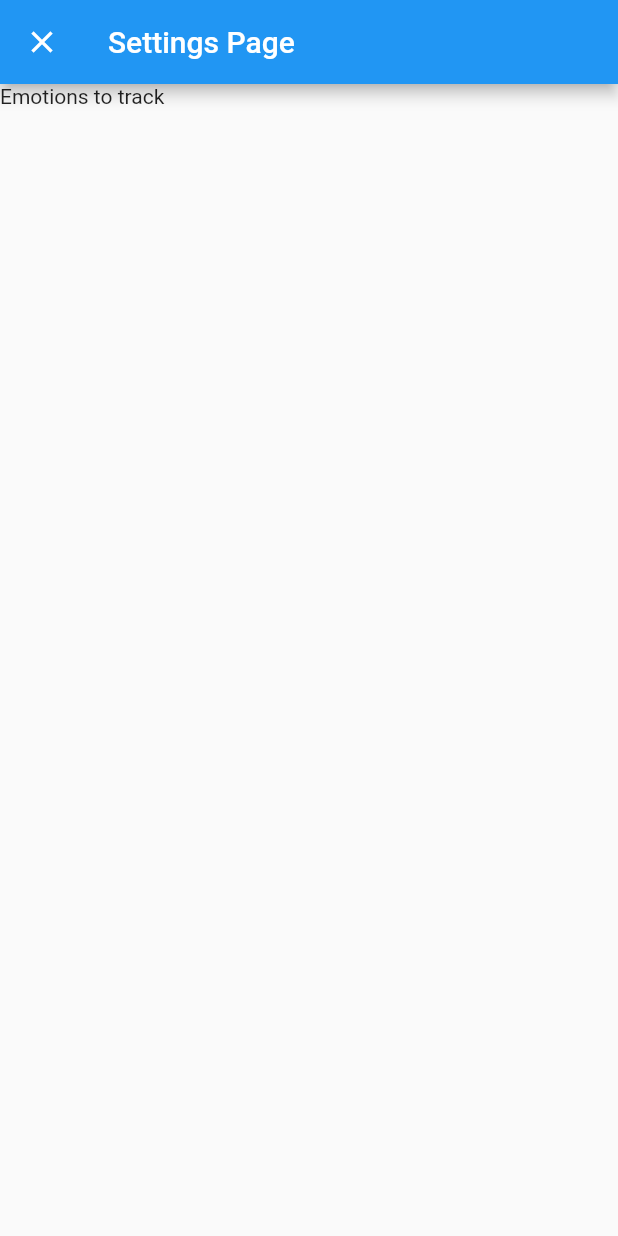
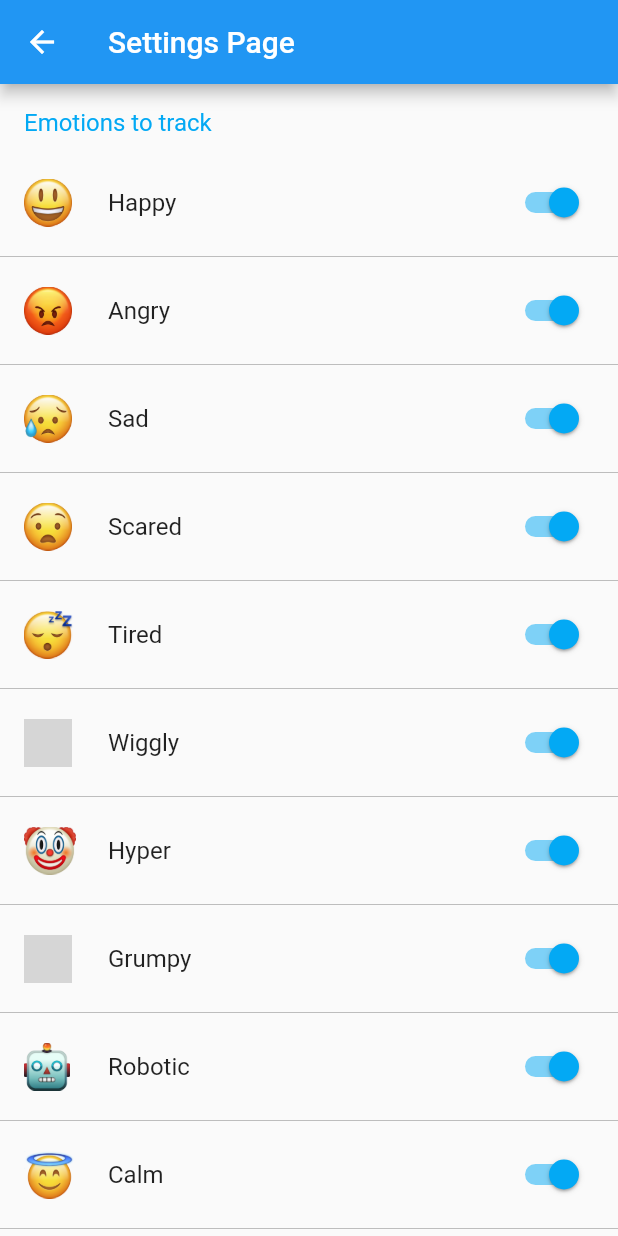
Before and after one commit to aawhitfield/mood_app, a Flutter app: the SettingsPage screen opened directly, on a phone screen of 412 x 824 dp. Run offline on Flutter 3.47's test engine with Material 2 defaults, Android fonts, the phone set to English and light mode, and no system bars; our stand-ins replace recase, shared_preferences; accounts and stored records are empty; project files that could hold a hidden picture were left out; grey boxes are pictures that could not be loaded.

Commit message:
Added customizable list of emotions in Settings Page. Saves and restores from Shared Preferences.

```diff
--- /dev/null
+++ b/lib/emotions.dart
@@ -0,0 +1,29 @@
+List<String> allEmotions = <String>[
+  // the list of all emotions that a user can select to track from within the Settings section of the app
+  'Happy',
+  'Angry',
+  'Sad',
+  'Scared',
+  'Tired',
+  'Wiggly',
+  'Hyper',
+  'Grumpy',
+  'Robotic',
+  'Calm',
+];
+
+List<String> emotions = <String>[
+  // the list of emotions that will be displayed to the user to select how they or someone is feeling today
+  'Happy',
+  'Angry',
+  'Sad',
+  'Scared',
+  'Tired',
+  'Wiggly',
+  'Hyper',
+  'Grumpy',
+  'Robotic',
+  'Calm',
+];
+
+List<String> test = <String>[];
--- a/lib/main.dart
+++ b/lib/main.dart
@@ -12,6 +12,7 @@ import 'animated_floating_action_button.dart';
 import 'menu/menu.dart';
 import 'menu/settings.dart';
 import 'menu/credits.dart';
+import 'emotions.dart';                                                         // contains the list of all emotions the user can track  plus the ones the user selected to track
 
 void main() => runApp(MyApp());
 
@@ -98,19 +99,9 @@ class MyHomePageState extends State<MyHomePage> with TickerProviderStateMixin {
   Animation<double> animation3;
   // ***************                                                            // end of variables for animated floating action button
 
-  List<String> emotions = <String>[
-    // the list of emotions that will be displayed to the user to select how they or someone is feeling today
-    'Happy',
-    'Angry',
-    'Sad',
-    'Scared',
-    'Tired',
-    'Wiggly',
-    'Hyper',
-    'Grumpy',
-    'Robotic',
-    'Calm',
-  ];
+
+
+
   List<String> todaysEmotions =
       <String>[];                                                               // the list of all emotions the user selects in a single entry
 
@@ -169,6 +160,21 @@ class MyHomePageState extends State<MyHomePage> with TickerProviderStateMixin {
               entry);
         }); // adds the Entry to journal List to complete the restore.
       });
+    });
+
+    restoreListStringFromSharedPreferences('settingsEmotionsKey')
+      .then((stringList) {
+
+        setState((){
+          if (stringList != null) {
+            emotions.clear();
+            stringList.forEach((element){
+              emotions.add(element);
+            });
+          }
+
+        });
+
     });
 
     // **************                                                           // set of commands to handle animations of the animated floating action button
--- a/lib/menu/settings.dart
+++ b/lib/menu/settings.dart
@@ -1,23 +1,82 @@
 import 'package:flutter/material.dart';
+import 'package:mood_app/emotions.dart';
+import 'package:mood_app/save.dart';
+// TODO: Control how to SORT emotion list
+// TODO: Add additional emotions to list
+class SettingsPage extends StatefulWidget {
+  @override
+  SettingsPageState createState() {
+    return new SettingsPageState();
+  }
+}
 
-class SettingsPage extends StatelessWidget {
+class SettingsPageState extends State<SettingsPage> {
   @override
   Widget build(BuildContext context) {
     return new Scaffold(
       appBar: new AppBar(
         title: Text('Settings Page'),
-        leading: GestureDetector(
-          child: Icon(Icons.clear),
-          onTap: () {
-            Navigator.pop(context);
-          },
-        ),
+//        leading: GestureDetector(
+//          child: Icon(Icons.clear),
+//          onTap: () {
+//            Navigator.pop(context);
+//          },
+//        ),
       ),
       body: Column(
+        mainAxisSize: MainAxisSize.max,
         children: <Widget>[
-          Text('Emotions to track'),
+          Row(
+            children: <Widget>[
+              Padding(
+                padding: const EdgeInsets.all(16.0),
+                child: Text(
+                  'Emotions to track',
+                  textAlign: TextAlign.left,
+                  style: TextStyle(
+                    color: Theme.of(context).accentColor,
+                    fontSize: 16.0,
+                  ),
+                ),
+              ),
+            ],
+          ),
+          Expanded(
+            child: _buildList(),
+          ),
         ],
       ),
     );
   }
+
+  Widget _buildRow(String emotion) {
+    return new SwitchListTile(
+      secondary: Image(
+        image: AssetImage('graphics/$emotion.png'
+            .toLowerCase()), // looks up the file with the same name and converts to lower case to match case
+        height: 32.0,
+      ),
+      title: Text(emotion),
+      value: emotions.contains(emotion),
+      onChanged:  (bool newValue){
+        setState((){
+          newValue ? emotions.add(emotion) : emotions.remove(emotion);
+          saveListStringToSharedPreferences('settingsEmotionsKey', emotions);
+        });
+      },
+    );
+  }
+
+  Widget _buildList() {
+    return new ListView.builder(itemBuilder: (BuildContext context, int i) {
+      if (i.isOdd) {
+        // puts a divider between each row
+        return new Divider();
+      }
+      final int index = i ~/ 2;
+      if (index < allEmotions.length) {
+        return _buildRow(allEmotions[index]);
+      }
+    });
+  }
 }
--- a/lib/mood.dart
+++ b/lib/mood.dart
@@ -1,5 +1,6 @@
 import 'package:flutter/material.dart';
 import 'main.dart';
+import 'emotions.dart';
 
 class MoodContainer
     extends StatefulWidget // creates a custom stateful widget for the Mood tab
@@ -58,8 +59,8 @@ class MoodContainerState
         return new Divider();
       }
       final int index = i ~/ 2;
-      if (index < this.widget.parent.emotions.length) {
-        return _buildRow(this.widget.parent.emotions[index]);
+      if (index < emotions.length) {
+        return _buildRow(emotions[index]);
       }
     });
   }
```
